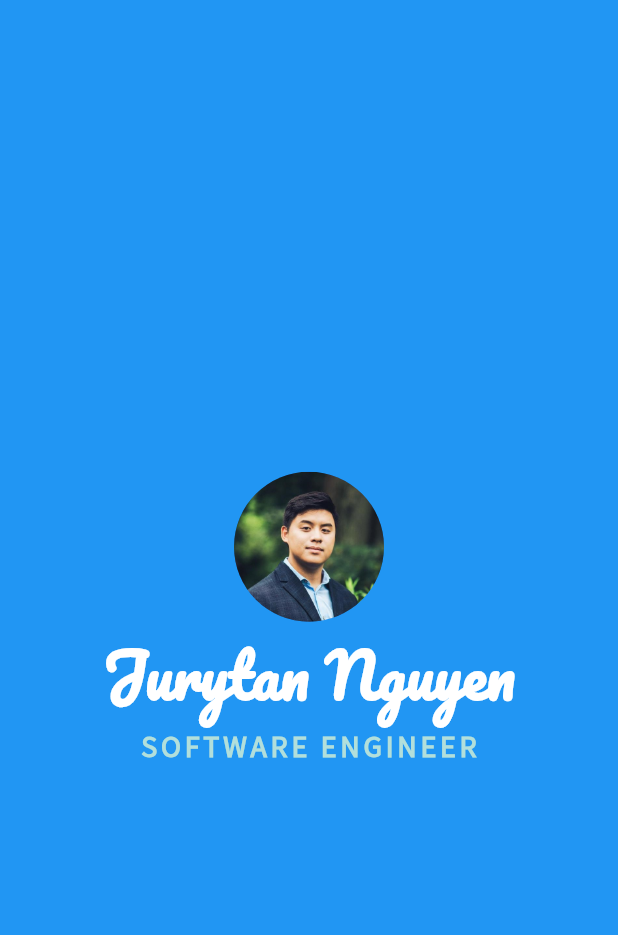
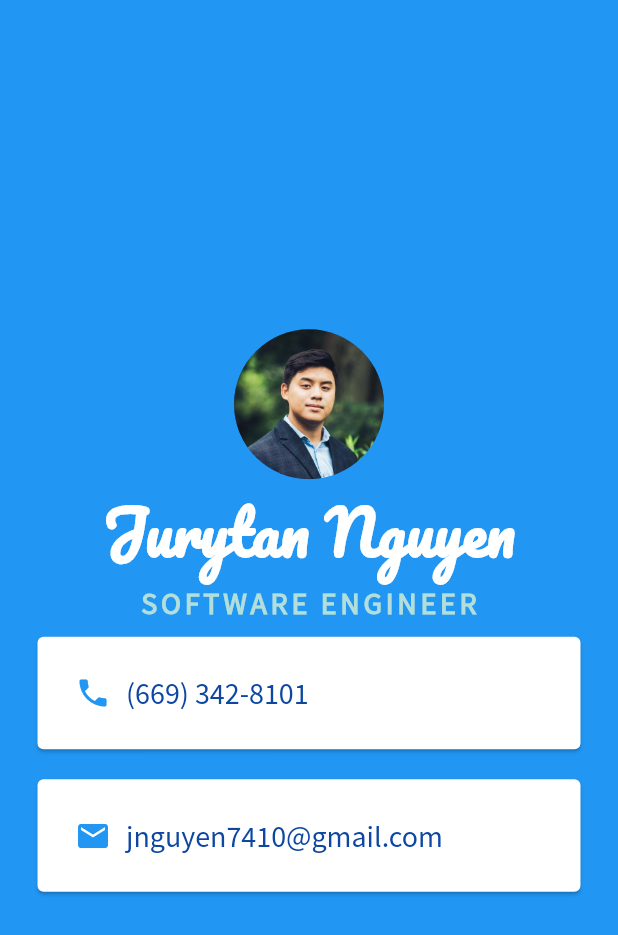
Before and after one commit to jurytan/road_to_flutter, a Flutter app: the screen it shows after launch, on a phone screen of 412 x 824 dp. Shown: the top 935 px of the screen. Run offline on Flutter 3.47's test engine with Material 2 defaults, Android fonts, the phone set to English and light mode, and no system bars.

Commit message:
Updated MiCard by using Containers for info

```diff
--- a/mi_card_flutter/lib/main.dart
+++ b/mi_card_flutter/lib/main.dart
@@ -39,12 +39,64 @@ class MyApp extends StatelessWidget {
                     fontFamily: 'Source Sans Pro',
                   ),
                 ),
-                Container(
+                Card(
+                  color: Colors.white,
+                  margin: EdgeInsets.symmetric(
+                    vertical: 10.0,
+                    horizontal: 25.0,
+                  ),
+                  child: Padding(
+                    padding: const EdgeInsets.all(25.0),
                     child: Row(
-                  children: <Widget>[
-
-                  ],
-                )),
+                      children: <Widget>[
+                        Icon(
+                          Icons.phone,
+                          color: Colors.blue,
+                        ),
+                        SizedBox(
+                          width: 10.0,
+                        ),
+                        Text(
+                          '(669) 342-8101',
+                          style: TextStyle(
+                            color: Colors.blue.shade900,
+                            fontFamily: 'Source Sans Pro',
+                            fontSize: 20.0,
+                          ),
+                        ),
+                      ],
+                    ),
+                  ),
+                ),
+                Card(
+                  color: Colors.white,
+                  margin: EdgeInsets.symmetric(
+                    vertical: 10.0,
+                    horizontal: 25.0,
+                  ),
+                  child: Padding(
+                    padding: const EdgeInsets.all(25.0),
+                    child: Row(
+                      children: <Widget>[
+                        Icon(
+                          Icons.email,
+                          color: Colors.blue,
+                        ),
+                        SizedBox(
+                          width: 10.0,
+                        ),
+                        Text(
+                          'jnguyen7410@gmail.com',
+                          style: TextStyle(
+                            color: Colors.blue.shade900,
+                            fontFamily: 'Source Sans Pro',
+                            fontSize: 20.0,
+                          ),
+                        ),
+                      ],
+                    ),
+                  ),
+                ),
               ],
             ),
           ),
```
